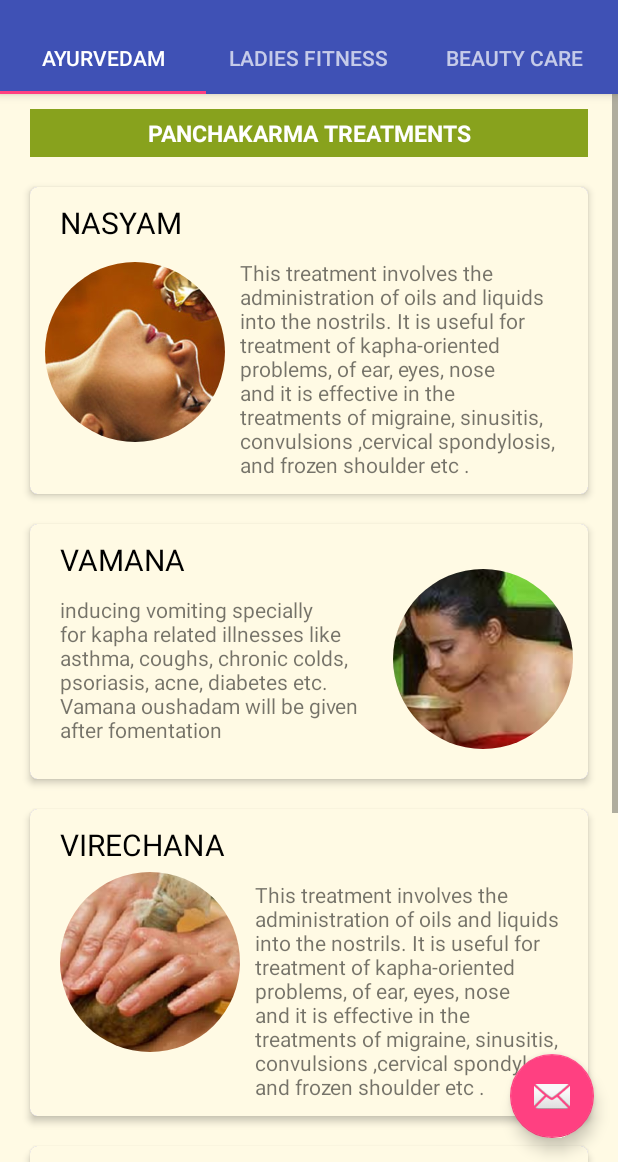
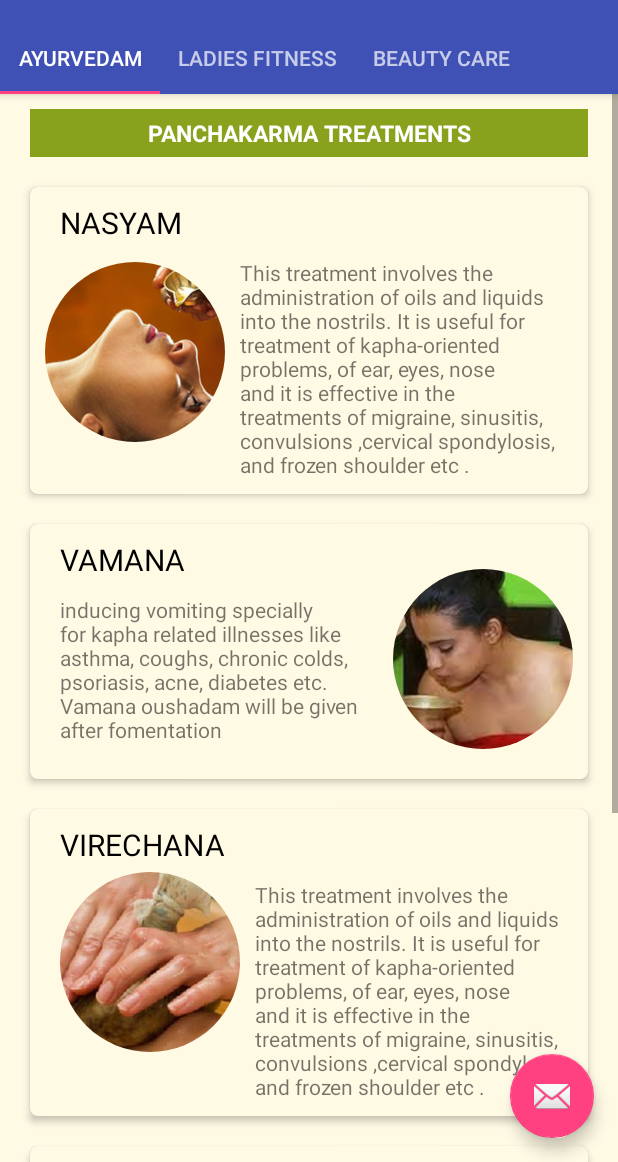
Before and after one commit to srik784/AmulyaCare, an Android app: the Services screen opened directly, with no data from a screen before it, on a phone screen of 412 x 824 dp, the part 74-1236 px from its top. Run offline under Robolectric (Android 15) with nearby library versions, the light colour scheme and no system bars; our stand-ins replace CircleImageView.

Commit message:
contact_us.xml

```diff
--- a/app/src/main/res/layout/activity_services.xml
+++ b/app/src/main/res/layout/activity_services.xml
@@ -29,6 +29,7 @@
 
         <android.support.design.widget.TabLayout
             android:id="@+id/tabs"
+            app:tabMode="scrollable"
             android:layout_width="match_parent"
             android:layout_height="wrap_content">
 
```
